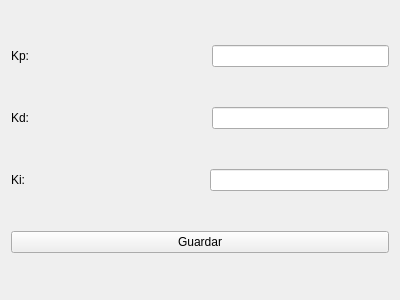
The window that src/view/control_configuration/classic_control_view.ui (martincrxz/induction-heater-software) describes before a commit, drawn with Qt 5.
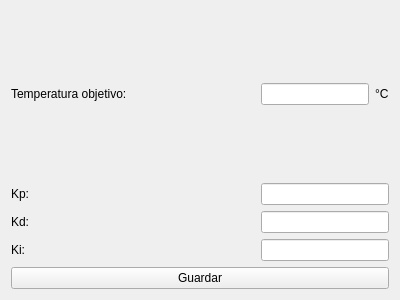
The same window after the commit.

Commit message: cambio visual en las vistas de control. Para adaptar al futuro control por archivo

```diff
--- a/src/view/control_configuration/classic_control_view.ui
+++ b/src/view/control_configuration/classic_control_view.ui
@@ -15,69 +15,85 @@
   </property>
   <layout class="QVBoxLayout" name="verticalLayout">
    <item>
-    <layout class="QHBoxLayout" name="horizontalLayout">
-     <item>
+    <layout class="QGridLayout" name="gridLayout">
+     <item row="1" column="0">
       <widget class="QLabel" name="label">
        <property name="text">
         <string>Kp:</string>
        </property>
       </widget>
      </item>
-     <item>
-      <spacer name="horizontalSpacer">
-       <property name="orientation">
-        <enum>Qt::Horizontal</enum>
+     <item row="0" column="2">
+      <layout class="QHBoxLayout" name="horizontalLayout_4">
+       <item>
+        <widget class="QLineEdit" name="targetTemperatureTextEdit"/>
+       </item>
+       <item>
+        <widget class="QLabel" name="targetTemperatureUnitLabel">
+         <property name="text">
+          <string>°C</string>
+         </property>
+        </widget>
+       </item>
+      </layout>
+     </item>
+     <item row="0" column="0">
+      <widget class="QLabel" name="targetTemperatureLabel">
+       <property name="text">
+        <string>Temperatura objetivo:</string>
        </property>
-       <property name="sizeHint" stdset="0">
-        <size>
-         <width>40</width>
-         <height>20</height>
-        </size>
-       </property>
-      </spacer>
+      </widget>
      </item>
-     <item>
-      <widget class="QLineEdit" name="kp_value"/>
+     <item row="3" column="2">
+      <widget class="QLineEdit" name="ki_value"/>
      </item>
-    </layout>
-   </item>
-   <item>
-    <layout class="QHBoxLayout" name="horizontalLayout_2">
-     <item>
+     <item row="2" column="0">
       <widget class="QLabel" name="label_2">
        <property name="text">
         <string>Kd:</string>
        </property>
       </widget>
      </item>
-     <item>
-      <spacer name="horizontalSpacer_2">
-       <property name="orientation">
-        <enum>Qt::Horizontal</enum>
-       </property>
-       <property name="sizeHint" stdset="0">
-        <size>
-         <width>40</width>
-         <height>20</height>
-        </size>
-       </property>
-      </spacer>
-     </item>
-     <item>
+     <item row="2" column="2">
       <widget class="QLineEdit" name="kd_value"/>
      </item>
-    </layout>
-   </item>
-   <item>
-    <layout class="QHBoxLayout" name="horizontalLayout_3">
-     <item>
+     <item row="1" column="2">
+      <widget class="QLineEdit" name="kp_value"/>
+     </item>
+     <item row="3" column="0">
       <widget class="QLabel" name="label_3">
        <property name="text">
         <string>Ki:</string>
        </property>
       </widget>
      </item>
-     <item>
+     <item row="0" column="1">
+      <spacer name="horizontalSpacer">
+       <property name="orientation">
+        <enum>Qt::Horizontal</enum>
+       </property>
+       <property name="sizeHint" stdset="0">
+        <size>
+         <width>40</width>
+         <height>20</height>
+        </size>
+       </property>
+      </spacer>
+     </item>
+     <item row="1" column="1">
+      <spacer name="horizontalSpacer_2">
+       <property name="orientation">
+        <enum>Qt::Horizontal</enum>
+       </property>
+       <property name="sizeHint" stdset="0">
+        <size>
+         <width>40</width>
+         <height>20</height>
+        </size>
+       </property>
+      </spacer>
+     </item>
+     <item row="2" column="1">
       <spacer name="horizontalSpacer_3">
        <property name="orientation">
         <enum>Qt::Horizontal</enum>
@@ -90,8 +106,18 @@
        </property>
       </spacer>
      </item>
-     <item>
-      <widget class="QLineEdit" name="ki_value"/>
+     <item row="3" column="1">
+      <spacer name="horizontalSpacer_4">
+       <property name="orientation">
+        <enum>Qt::Horizontal</enum>
+       </property>
+       <property name="sizeHint" stdset="0">
+        <size>
+         <width>40</width>
+         <height>20</height>
+        </size>
+       </property>
+      </spacer>
      </item>
     </layout>
    </item>
```
The commit also changes 10 other files.
